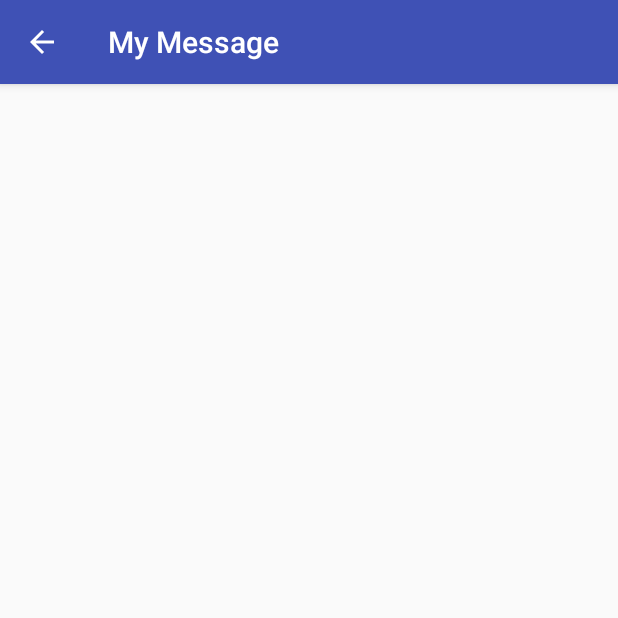
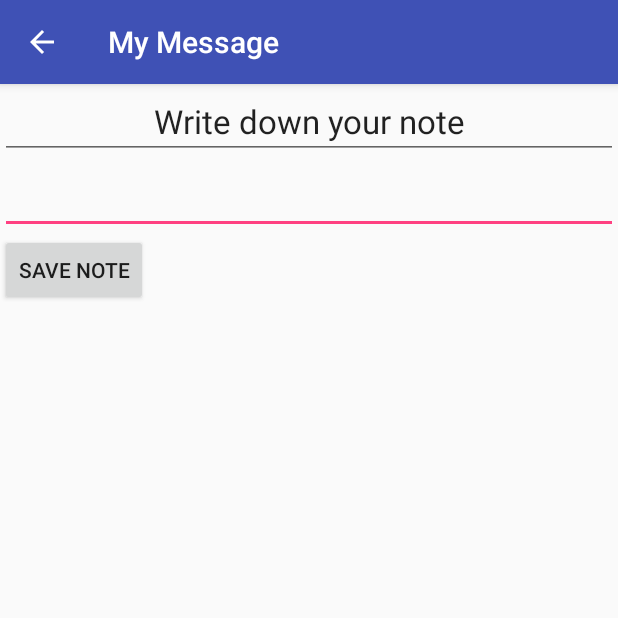
Before and after one commit to vito1945/vito_notes, an Android app: the screen it shows after launch (NoteActivity), after a tap on "ADD NOTE", on a phone screen of 412 x 824 dp, the top half of it. Run offline under Robolectric (Android 15) with nearby library versions, the phone set to English and light mode, and no system bars.

Commit message:
Funcionalidad para llamar Activities lista

```diff
--- a/app/src/main/java/com/vito_notes/MainActivity.java
+++ b/app/src/main/java/com/vito_notes/MainActivity.java
@@ -10,40 +10,20 @@ import android.support.v7.widget.Toolbar;
 import android.view.View;
 import android.view.Menu;
 import android.view.MenuItem;
+import android.widget.Button;
 import android.widget.EditText;
 import android.widget.Toast;
 
 public class MainActivity extends AppCompatActivity {
 
-    public final static String EXTRA_MESSAGE = "com.vito_notes.MESSAGE";
+
+    Button buttonStartNoteActivity;
 
     @Override
     protected void onCreate(Bundle savedInstanceState) {
         super.onCreate(savedInstanceState);
         setContentView(R.layout.activity_main);
 
-    }
-
-    @Override
-    public boolean onCreateOptionsMenu(Menu menu) {
-        // Inflate the menu; this adds items to the action bar if it is present.
-        getMenuInflater().inflate(R.menu.menu_main, menu);
-        return true;
-    }
-
-    @Override
-    public boolean onOptionsItemSelected(MenuItem item) {
-        // Handle action bar item clicks here. The action bar will
-        // automatically handle clicks on the Home/Up button, so long
-        // as you specify a parent activity in AndroidManifest.xml.
-        int id = item.getItemId();
-
-        //noinspection SimplifiableIfStatement
-        if (id == R.id.action_settings) {
-            return true;
-        }
-
-        return super.onOptionsItemSelected(item);
     }
 
     public void addNote(View view)
@@ -56,9 +36,6 @@ public class MainActivity extends AppCompatActivity {
         toast.show();*/
 
         Intent intent = new Intent(this, NoteActivity.class);
-        /*EditText editText = (EditText) findViewById(R.id.edit_message);
-        String message = editText.getText().toString();
-        intent.putExtra(EXTRA_MESSAGE, message);*/
         startActivity(intent);
     }
 }
--- a/app/src/main/java/com/vito_notes/NoteActivity.java
+++ b/app/src/main/java/com/vito_notes/NoteActivity.java
@@ -1,6 +1,7 @@
 package com.vito_notes;
 
 import android.app.Fragment;
+import android.content.Context;
 import android.content.Intent;
 import android.support.design.widget.FloatingActionButton;
 import android.support.design.widget.Snackbar;
@@ -12,6 +13,7 @@ import android.view.View;
 import android.view.ViewGroup;
 import android.widget.RelativeLayout;
 import android.widget.TextView;
+import android.widget.Toast;
 
 
 public class NoteActivity extends AppCompatActivity {
@@ -20,27 +22,22 @@ public class NoteActivity extends AppCompatActivity {
     protected void onCreate(Bundle savedInstanceState) {
         super.onCreate(savedInstanceState);
         setContentView(R.layout.activity_note);
-        Toolbar toolbar = (Toolbar) findViewById(R.id.toolbar);
-        setSupportActionBar(toolbar);
+    }
 
-        /*FloatingActionButton fab = (FloatingActionButton) findViewById(R.id.button);
-        fab.setOnClickListener(new View.OnClickListener() {
-            @Override
-            public void onClick(View view) {
-                Snackbar.make(view, "Replace with your own action", Snackbar.LENGTH_LONG)
-                        .setAction("Action", null)
-                        .show();
-            }
-        });
-        getSupportActionBar().setDisplayHomeAsUpEnabled(true);*/
+    public void saveNote(View view)
+    {
+        Context context = getApplicationContext();
+        CharSequence text = "Note saved!";
+        int duration = Toast.LENGTH_LONG;
+        Toast toast = Toast.makeText(context, text, duration);
+        toast.show();
 
-        /*Intent intent = getIntent();
-        String message = intent.getStringExtra(MainActivity.EXTRA_MESSAGE);
-        TextView textView = new TextView(this);
-        textView.setTextSize(40);
-        textView.setText(message);
+        /*
+        * Save note database code goes here
+        * */
 
-        RelativeLayout layout = (RelativeLayout) findViewById(R.id.content);
-        layout.addView(textView);*/
+        Intent intent = new Intent(this, MainActivity.class);
+        startActivity(intent);
+
     }
 }
--- a/app/src/main/res/layout/activity_note.xml
+++ b/app/src/main/res/layout/activity_note.xml
@@ -1,13 +1,30 @@
 <?xml version="1.0" encoding="utf-8"?>
-<RelativeLayout xmlns:android="http://schemas.android.com/apk/res/android"
-    xmlns:tools="http://schemas.android.com/tools"
-    android:layout_width="match_parent"
-    android:layout_height="match_parent"
-    android:paddingBottom="@dimen/activity_vertical_margin"
-    android:paddingLeft="@dimen/activity_horizontal_margin"
-    android:paddingRight="@dimen/activity_horizontal_margin"
-    android:paddingTop="@dimen/activity_vertical_margin"
-    android:id="@+id/content"
-    tools:context="com.vito_notes.NoteActivity">
+<LinearLayout xmlns:android="http://schemas.android.com/apk/res/android"
+    android:layout_width="fill_parent"
+    android:layout_height="fill_parent"
+    android:orientation="vertical" >
 
-</RelativeLayout>
+    <EditText
+        android:id="@+id/textView1"
+        android:layout_width="match_parent"
+        android:layout_height="wrap_content"
+        android:gravity="center_horizontal"
+        android:text="Write down your note"
+        android:focusable="false"
+        android:textAppearance="?android:attr/textAppearanceLarge" />
+
+
+    <EditText
+        android:id="@+id/editText1"
+        android:layout_width="match_parent"
+        android:layout_height="wrap_content"
+        android:gravity="center_horizontal"
+        android:textAppearance="?android:attr/textAppearanceLarge" />
+
+    <Button android:id="@+id/buttonSaveNote"
+        android:layout_width="wrap_content"
+        android:layout_height="wrap_content"
+        android:onClick="saveNote"
+        android:text="Save note" />
+
+</LinearLayout>
--- a/app/src/main/res/layout/content_main.xml
+++ b/app/src/main/res/layout/content_main.xml
@@ -18,9 +18,4 @@
         android:onClick="addNote"
         android:text="Add note" />
 
-    <EditText android:id="@+id/edit_message"
-        android:layout_width="wrap_content"
-        android:layout_height="wrap_content"
-        android:hint="@string/edit_message" />
-
 </RelativeLayout>
```
Also changed, not shown: app/src/main/res/layout/activity_main.xml (+0 -14 lines).
